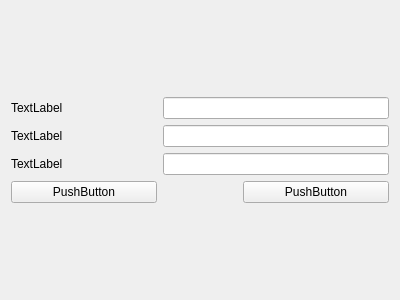
The window that PasswordChangingWidget.ui (wruwami/TPCAM-M30) describes before a commit, drawn with Qt 5.
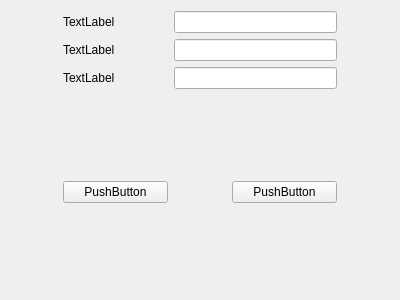
The same window after the commit. Custom widgets are drawn as their Qt base class.

```diff
--- a/PasswordChangingWidget.ui
+++ b/PasswordChangingWidget.ui
@@ -15,43 +15,52 @@
   </property>
   <layout class="QGridLayout" name="gridLayout_2">
    <item row="0" column="0">
-    <layout class="QGridLayout" name="gridLayout" columnstretch="2,1,2">
-     <item row="0" column="0">
+    <layout class="QGridLayout" name="gridLayout" rowstretch="1,1,1,1,1,1" columnstretch="1,2,1,2,1">
+     <item row="0" column="1">
       <widget class="CustomLabel" name="currentLabel">
        <property name="text">
         <string>TextLabel</string>
        </property>
       </widget>
      </item>
-     <item row="1" column="0">
-      <widget class="CustomLabel" name="newLabel">
-       <property name="text">
-        <string>TextLabel</string>
-       </property>
-      </widget>
-     </item>
-     <item row="2" column="0">
+     <item row="2" column="1">
       <widget class="CustomLabel" name="confirmLabel">
        <property name="text">
         <string>TextLabel</string>
        </property>
       </widget>
      </item>
-     <item row="3" column="0">
-      <widget class="CustomPushButton" name="okPushButton">
-       <property name="text">
-        <string>PushButton</string>
-       </property>
-      </widget>
-     </item>
-     <item row="3" column="2">
+     <item row="4" column="3">
       <widget class="CustomPushButton" name="cancelPushButton">
        <property name="text">
         <string>PushButton</string>
        </property>
       </widget>
      </item>
+     <item row="2" column="2" colspan="2">
+      <widget class="CustomLineEdit" name="confirmLineEdit"/>
+     </item>
      <item row="3" column="1">
+      <spacer name="verticalSpacer">
+       <property name="orientation">
+        <enum>Qt::Vertical</enum>
+       </property>
+       <property name="sizeHint" stdset="0">
+        <size>
+         <width>20</width>
+         <height>40</height>
+        </size>
+       </property>
+      </spacer>
+     </item>
+     <item row="1" column="1">
+      <widget class="CustomLabel" name="newLabel">
+       <property name="text">
+        <string>TextLabel</string>
+       </property>
+      </widget>
+     </item>
+     <item row="4" column="2">
       <spacer name="horizontalSpacer">
        <property name="orientation">
         <enum>Qt::Horizontal</enum>
@@ -64,15 +73,58 @@
        </property>
       </spacer>
      </item>
-     <item row="2" column="1" colspan="2">
-      <widget class="CustomLineEdit" name="confirmLineEdit"/>
-     </item>
-     <item row="1" column="1" colspan="2">
-      <widget class="CustomLineEdit" name="newLineEdit"/>
-     </item>
-     <item row="0" column="1" colspan="2">
+     <item row="0" column="2" colspan="2">
       <widget class="CustomLineEdit" name="currentLineEdit"/>
      </item>
+     <item row="4" column="0">
+      <spacer name="horizontalSpacer_2">
+       <property name="orientation">
+        <enum>Qt::Horizontal</enum>
+       </property>
+       <property name="sizeHint" stdset="0">
+        <size>
+         <width>40</width>
+         <height>20</height>
+        </size>
+       </property>
+      </spacer>
+     </item>
+     <item row="1" column="2" colspan="2">
+      <widget class="CustomLineEdit" name="newLineEdit"/>
+     </item>
+     <item row="4" column="1">
+      <widget class="CustomPushButton" name="okPushButton">
+       <property name="text">
+        <string>PushButton</string>
+       </property>
+      </widget>
+     </item>
+     <item row="4" column="4">
+      <spacer name="horizontalSpacer_3">
+       <property name="orientation">
+        <enum>Qt::Horizontal</enum>
+       </property>
+       <property name="sizeHint" stdset="0">
+        <size>
+         <width>40</width>
+         <height>20</height>
+        </size>
+       </property>
+      </spacer>
+     </item>
+     <item row="5" column="1">
+      <spacer name="verticalSpacer_2">
+       <property name="orientation">
+        <enum>Qt::Vertical</enum>
+       </property>
+       <property name="sizeHint" stdset="0">
+        <size>
+         <width>20</width>
+         <height>40</height>
+        </size>
+       </property>
+      </spacer>
+     </item>
     </layout>
    </item>
   </layout>
```
